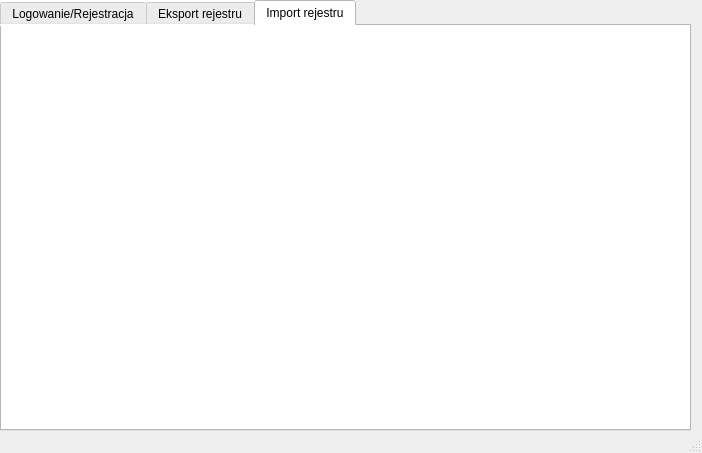
The window that mainwindow.ui (Wasgo097/System_programming_Project) describes before a commit, drawn with Qt 5.
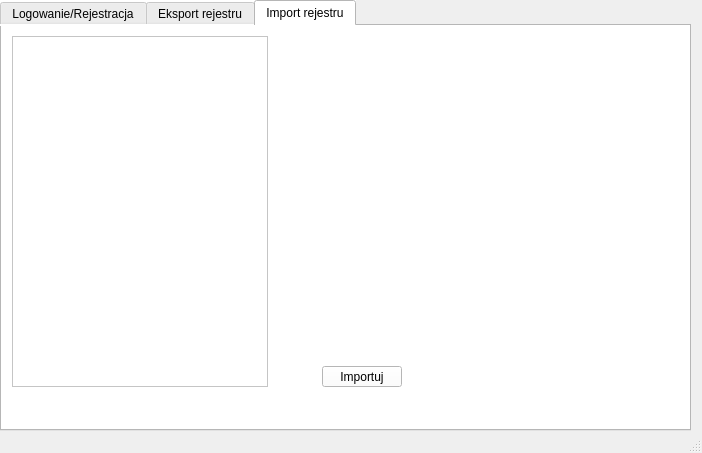
The same window after the commit.

What changed in the file:
```diff
--- a/mainwindow.ui
+++ b/mainwindow.ui
@@ -316,6 +316,29 @@
         <attribute name="title">
          <string>Import rejestru</string>
         </attribute>
+        <widget class="QPushButton" name="importrecord">
+         <property name="geometry">
+          <rect>
+           <x>320</x>
+           <y>340</y>
+           <width>80</width>
+           <height>21</height>
+          </rect>
+         </property>
+         <property name="text">
+          <string>Importuj</string>
+         </property>
+        </widget>
+        <widget class="QListWidget" name="recordslist">
+         <property name="geometry">
+          <rect>
+           <x>10</x>
+           <y>10</y>
+           <width>256</width>
+           <height>351</height>
+          </rect>
+         </property>
+        </widget>
        </widget>
       </widget>
      </item>
```
